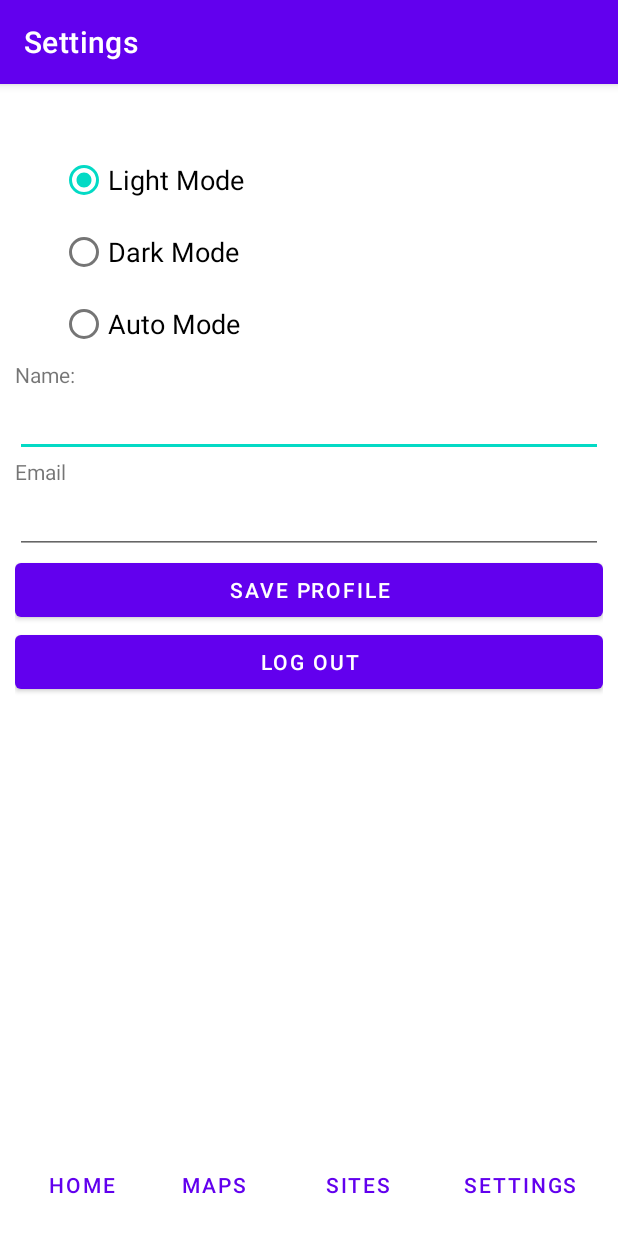
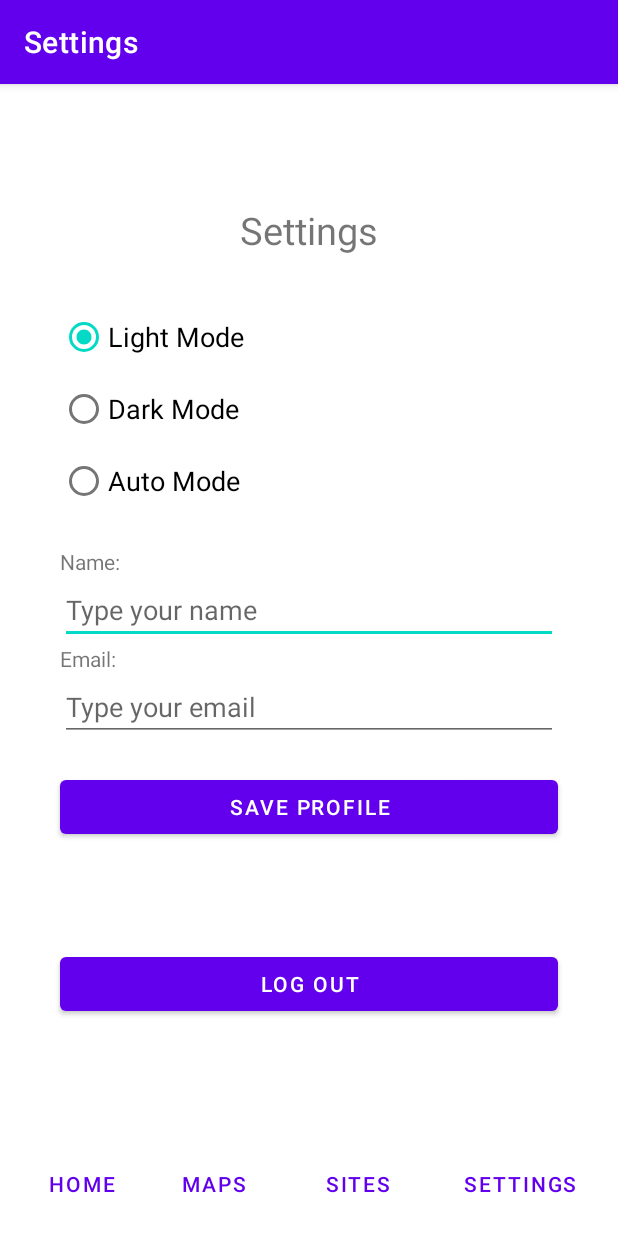
Before and after one commit to danielxshi/IAT359-GREENDECO, an Android app: the Settings screen opened directly, with no data from a screen before it, on a phone screen of 412 x 824 dp. Shown: the top 1233 px of the screen. Run offline under Robolectric (Android 15) with nearby library versions, the phone set to English and light mode, and no system bars.

```diff
--- a/app/src/main/res/layout/settings.xml
+++ b/app/src/main/res/layout/settings.xml
@@ -25,6 +25,17 @@
 <!--                    android:focusable="false"-->
 <!--                    android:inputType="numberDecimal"-->
 <!--                    android:longClickable="false" />-->
+
+            <TextView
+                android:id="@+id/settinglabel"
+                android:layout_width="match_parent"
+                android:layout_height="wrap_content"
+                android:layout_marginTop="70dp"
+                android:text="Settings"
+                android:textAlignment="center"
+                android:textFontWeight="500"
+                android:textSize="25sp"
+                android:textStyle="bold" />
 
                 <RadioGroup
                     android:id="@+id/radioGroup"
@@ -60,37 +71,54 @@
                     android:id="@+id/textName"
                     android:layout_width="match_parent"
                     android:layout_height="wrap_content"
-                    android:text="@string/name_field" />
+                    android:text="@string/name_field"
+                    android:layout_marginTop="20dp"
+                    android:layout_marginLeft="30dp"
+                    android:layout_marginRight="30dp" />
 
                 <EditText
                     android:id="@+id/editTextName"
                     android:layout_width="match_parent"
                     android:layout_height="wrap_content"
-                    android:ems="10" />
+                    android:ems="10"
+                    android:hint="Type your name"
+                    android:layout_marginLeft="30dp"
+                    android:layout_marginRight="30dp" />
 
                 <TextView
                     android:id="@+id/textEmail"
                     android:layout_width="match_parent"
                     android:layout_height="wrap_content"
-                    android:text="@string/email" />
+                    android:text="@string/email_field"
+                    android:layout_marginLeft="30dp"
+                    android:layout_marginRight="30dp" />
 
                 <EditText
                     android:id="@+id/editTextEmail"
                     android:layout_width="match_parent"
                     android:layout_height="wrap_content"
-                    android:ems="10" />
+                    android:ems="10"
+                    android:hint="Type your email"
+                    android:layout_marginLeft="30dp"
+                    android:layout_marginRight="30dp" />
 
                 <Button
                     android:id="@+id/button"
                     android:layout_width="match_parent"
                     android:layout_height="wrap_content"
-                    android:text="@string/save_prof" />
+                    android:text="@string/save_prof"
+                    android:layout_marginTop="20dp"
+                    android:layout_marginLeft="30dp"
+                    android:layout_marginRight="30dp" />
 
                 <Button
                     android:id="@+id/button2"
                     android:layout_width="match_parent"
                     android:layout_height="wrap_content"
-                    android:text="@string/sign_out" />
+                    android:text="@string/sign_out"
+                    android:layout_marginTop="70dp"
+                    android:layout_marginLeft="30dp"
+                    android:layout_marginRight="30dp" />
 
 
         </LinearLayout>
@@ -123,7 +151,7 @@
                     android:id="@+id/btn_nav_sites"
                     style="?android:attr/buttonBarButtonStyle"
                     android:layout_width="wrap_content"
-                    android:layout_height="wrap_content"
+                    android:layout_height="50dp"
                     android:layout_weight="1"
                     android:text="@string/sites_nav_sites" />
 
@@ -131,7 +159,7 @@
                     android:id="@+id/btn_nav_set"
                     style="?android:attr/buttonBarButtonStyle"
                     android:layout_width="wrap_content"
-                    android:layout_height="wrap_content"
+                    android:layout_height="50dp"
                     android:layout_weight="1"
                     android:text="@string/sites_nav_settings" />
         </LinearLayout>
--- a/app/src/main/res/values/strings.xml
+++ b/app/src/main/res/values/strings.xml
@@ -189,7 +189,7 @@
     <string name="sites_nav_settings">Settings</string>
     <string name="sign_out">Log Out</string>
     <string name="save_prof_bt">Save Profile</string>
-    <string name="email">Email</string>
+    <string name="email_field">Email:</string>
     <string name="light_md">Light Mode</string>
     <string name="dark_md">Dark Mode</string>
     <string name="auto_md">Auto Mode</string>
```
Also changed, not shown: app/src/main/java/li/xiaoxu/greendeco/SignupActivity.java (+14 -0 lines), app/src/main/java/li/xiaoxu/greendeco/WelcomeActivity.java (+15 -1 lines), app/src/main/res/layout/activity_sites.xml (+11 -0 lines), 1 other file.
